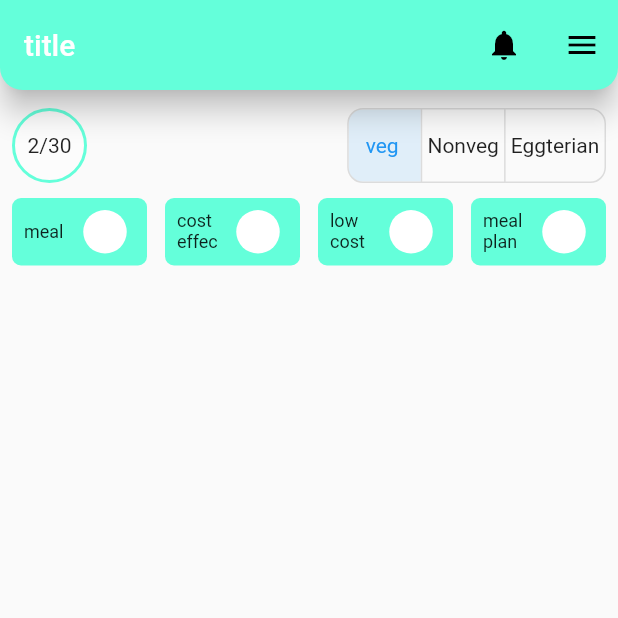
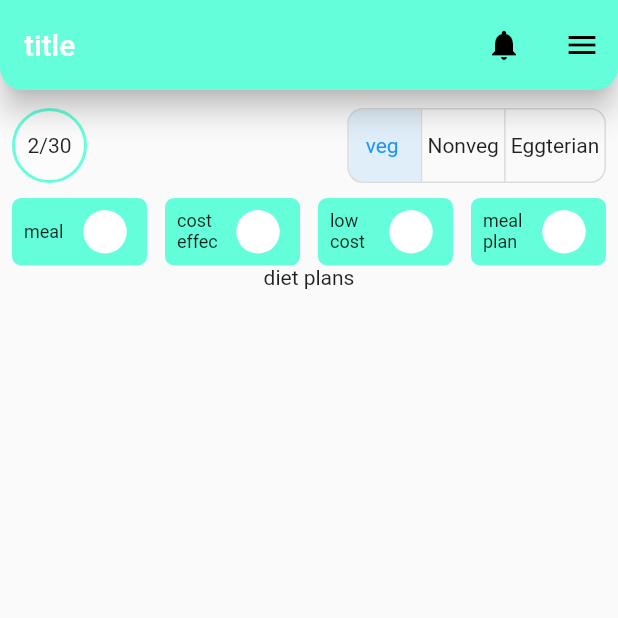
Before and after one commit to dinesh88kumar/dietapp, a Flutter app: the screen it shows after launch, on a phone screen of 412 x 824 dp, the top half of it. Run offline on Flutter 3.47's test engine with Material 2 defaults, Android fonts, the light colour scheme and no system bars; our stand-ins replace font_awesome_flutter.

Commit message:
'tabs change'

```diff
--- a/lib/diet_plan/DietPlan.dart
+++ b/lib/diet_plan/DietPlan.dart
@@ -1,3 +1,7 @@
+import 'package:diet_app/diet_plan/costEffective.dart';
+import 'package:diet_app/diet_plan/diet.dart';
+import 'package:diet_app/diet_plan/lowCost.dart';
+import 'package:diet_app/diet_plan/mealPlan.dart';
 import 'package:flutter/material.dart';
 
 class DietPlan extends StatefulWidget {
@@ -9,6 +13,8 @@ class DietPlan extends StatefulWidget {
 
 class _DietPlanState extends State<DietPlan> {
   var toggleSelection = [true, false, false];
+  List<Widget> widgetz = [Diet(), CostEffective(), LowCost(), MealPlan()];
+  var index = 0;
   @override
   Widget build(BuildContext context) {
     return Scaffold(
@@ -57,7 +63,13 @@ class _DietPlanState extends State<DietPlan> {
             Row(
               mainAxisAlignment: MainAxisAlignment.spaceBetween,
               children: [
-                Container(
+                GestureDetector(
+                  onTap: () {
+                    setState(() {
+                      index = 0;
+                    });
+                  },
+                  child: Container(
                     height: 45,
                     width: 90,
                     decoration: BoxDecoration(
@@ -87,7 +99,14 @@ class _DietPlanState extends State<DietPlan> {
                       ),
                     ),
                   ),
-                Container(
+                ),
+                GestureDetector(
+                    onTap: () {
+                      setState(() {
+                        index = 1;
+                      });
+                    },
+                    child: Container(
                       height: 45,
                       width: 90,
                       decoration: BoxDecoration(
@@ -116,8 +135,14 @@ class _DietPlanState extends State<DietPlan> {
                           ],
                         ),
                       ),
-                ),
-                Container(
+                    )),
+                GestureDetector(
+                    onTap: () {
+                      setState(() {
+                        index = 2;
+                      });
+                    },
+                    child: Container(
                       height: 45,
                       width: 90,
                       decoration: BoxDecoration(
@@ -146,8 +171,14 @@ class _DietPlanState extends State<DietPlan> {
                           ],
                         ),
                       ),
-                ),
-                Container(
+                    )),
+                GestureDetector(
+                    onTap: () {
+                      setState(() {
+                        index = 3;
+                      });
+                    },
+                    child: Container(
                       height: 45,
                       width: 90,
                       decoration: BoxDecoration(
@@ -176,8 +207,11 @@ class _DietPlanState extends State<DietPlan> {
                           ],
                         ),
                       ),
-                )
+                    ))
               ],
+            ),
+            Container(
+              child: widgetz[index],
             )
           ],
         ),
--- /dev/null
+++ b/lib/diet_plan/diet.dart
@@ -0,0 +1,19 @@
+import 'package:flutter/material.dart';
+
+class Diet extends StatefulWidget {
+  const Diet({Key? key}) : super(key: key);
+
+  @override
+  _DietState createState() => _DietState();
+}
+
+class _DietState extends State<Diet> {
+  @override
+  Widget build(BuildContext context) {
+    return Container(
+      child: Center(
+        child: Text('diet plans'),
+      ),
+    );
+  }
+}
```
Also changed, not shown: lib/diet_plan/costEffective.dart (added, +18 -0 lines), lib/diet_plan/lowCost.dart (added, +15 -0 lines), lib/diet_plan/mealPlan.dart (added, +15 -0 lines). Lines whose indentation alone changed are shown as unchanged.
